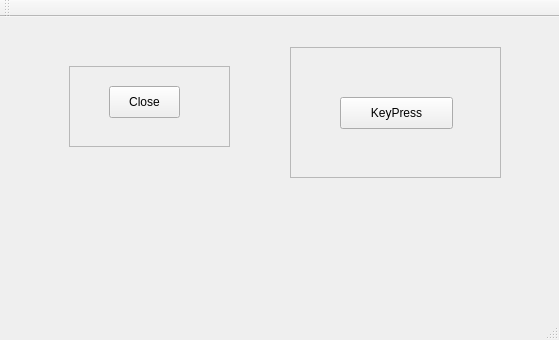
Above: mainwindow.ui from challinan/qt-svgplay before the change. Below: the same form after it.
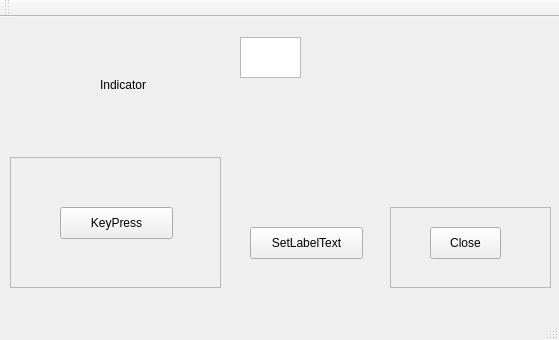
That is the form after the change.

The edit to the form file:
```diff
--- a/mainwindow.ui
+++ b/mainwindow.ui
@@ -17,8 +17,8 @@
    <widget class="QFrame" name="frame_1">
     <property name="geometry">
      <rect>
-      <x>69</x>
-      <y>49</y>
+      <x>390</x>
+      <y>190</y>
       <width>161</width>
       <height>81</height>
      </rect>
@@ -46,8 +46,8 @@
    <widget class="QFrame" name="frame_2">
     <property name="geometry">
      <rect>
-      <x>290</x>
-      <y>30</y>
+      <x>10</x>
+      <y>140</y>
       <width>211</width>
       <height>131</height>
      </rect>
@@ -72,6 +72,42 @@
      </property>
     </widget>
    </widget>
+   <widget class="QLabel" name="myQLabel">
+    <property name="geometry">
+     <rect>
+      <x>100</x>
+      <y>60</y>
+      <width>91</width>
+      <height>16</height>
+     </rect>
+    </property>
+    <property name="text">
+     <string>Indicator</string>
+    </property>
+   </widget>
+   <widget class="QPushButton" name="setTextButton">
+    <property name="geometry">
+     <rect>
+      <x>250</x>
+      <y>210</y>
+      <width>113</width>
+      <height>32</height>
+     </rect>
+    </property>
+    <property name="text">
+     <string>SetLabelText</string>
+    </property>
+   </widget>
+   <widget class="QGraphicsView" name="redLED">
+    <property name="geometry">
+     <rect>
+      <x>240</x>
+      <y>20</y>
+      <width>61</width>
+      <height>41</height>
+     </rect>
+    </property>
+   </widget>
   </widget>
   <widget class="QMenuBar" name="menuBar">
    <property name="geometry">
```
